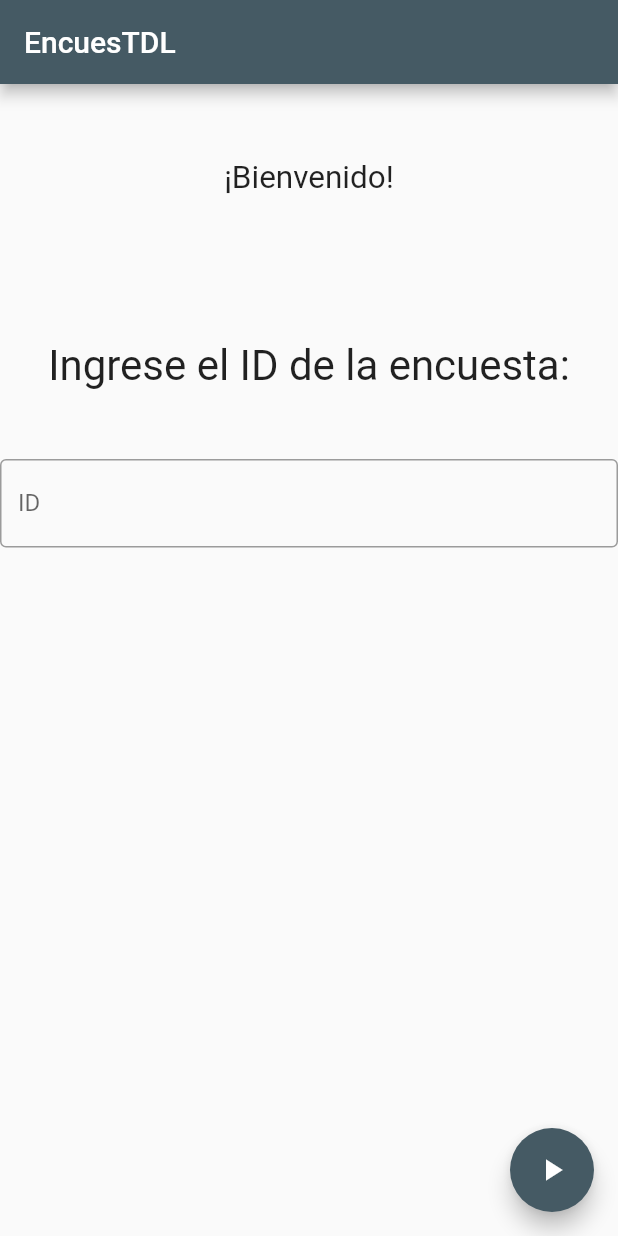
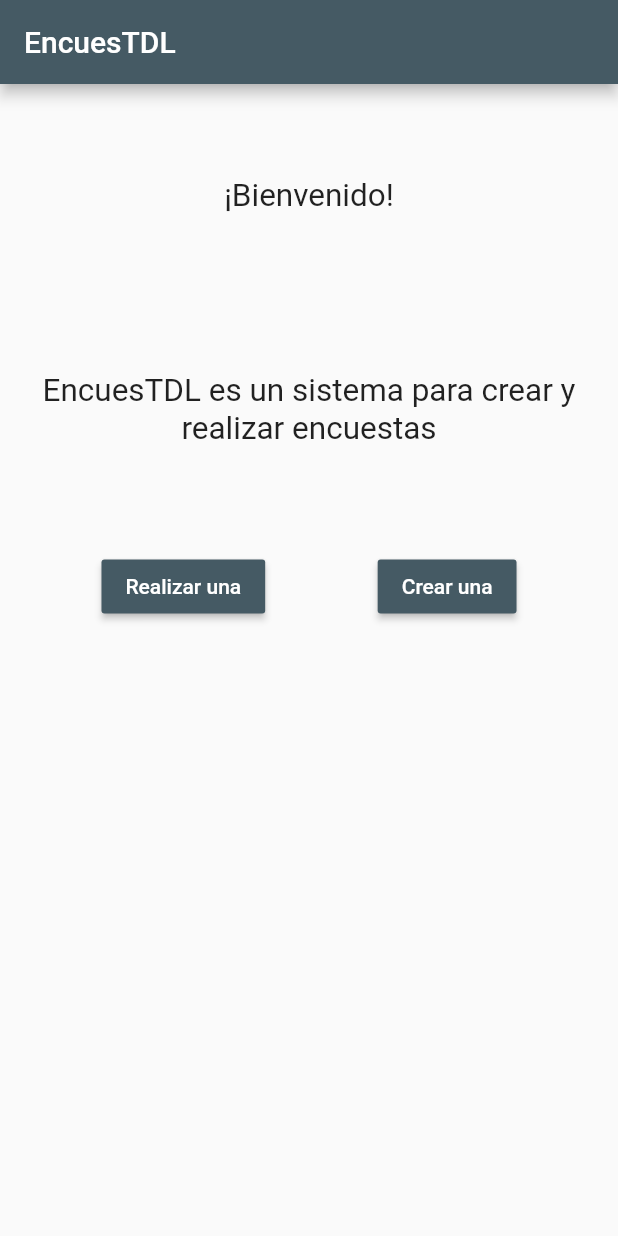
Before and after one commit to mbmassone/tdl-tp-dart, a Flutter app: the screen it shows after launch, on a phone screen of 412 x 824 dp. Run offline on Flutter 3.47's test engine with Material 2 defaults, Android fonts, the light colour scheme and no system bars.

Commit message:
Commit message

```diff
--- /dev/null
+++ b/encuestdl_app/lib/screen/PantallaSeleccionInicio.dart
@@ -0,0 +1,67 @@
+import 'package:encuestdl_app/screen/Template.dart';
+import 'package:flutter/material.dart';
+
+class PantallaSeleccionInicio extends StatefulWidget {
+  @override
+  _PantallaSeleccionInicioState createState() =>
+      _PantallaSeleccionInicioState();
+}
+
+class _PantallaSeleccionInicioState extends State<PantallaSeleccionInicio> {
+  @override
+  Widget build(BuildContext context) {
+    return ScreenTemplate(
+      child: Column(
+        children: <Widget>[
+          Container(
+            height: 150,
+            child: Center(
+              child: Text("¡Bienvenido!",
+                  textAlign: TextAlign.center, textScaleFactor: 1.5),
+            ),
+          ),
+          Container(
+            height: 135,
+            child: Center(
+              child: Text(
+                  "EncuesTDL es un sistema para crear y realizar encuestas",
+                  textAlign: TextAlign.center,
+                  textScaleFactor: 1.5),
+            ),
+          ),
+          Container(
+            height: 100,
+            child: Row(
+              mainAxisAlignment: MainAxisAlignment.center,
+              children: <Widget>[
+                RaisedButton(
+                  child: Text(
+                    "Realizar una",
+                    style: TextStyle(color: Colors.white),
+                  ),
+                  color: Colors.blueGrey[700],
+                  onPressed: () => {
+                    Navigator.pushNamed(context, '/inicioResolverEncuesta'),
+                  },
+                ),
+                Container(
+                  width: 75,
+                ),
+                RaisedButton(
+                  child: Text(
+                    "Crear una",
+                    style: TextStyle(color: Colors.white),
+                  ),
+                  color: Colors.blueGrey[700],
+                  onPressed: () => {
+                    Navigator.pushNamed(context, '/inicioCrearEncuesta'),
+                  },
+                ),
+              ],
+            ),
+          ),
+        ],
+      ),
+    );
+  }
+}
--- a/encuestdl_app/lib/screen/Template.dart
+++ b/encuestdl_app/lib/screen/Template.dart
@@ -16,6 +16,7 @@ class ScreenTemplate extends StatelessWidget {
   Widget build(BuildContext context) {
     return Scaffold(
       appBar: AppBar(
+        //leading: IconButton(icon:Icon(Icons.chevron_left),/*onPressed:() => /Navigator.pop(context, false),*/),
         title: Text(title != null ? title : "EncuesTDL"),
       ),
       body: child,
```
Also changed, not shown: encuestdl_app/lib/main.dart (+12 -2 lines), encuestdl_app/lib/model.dart (+7 -0 lines), encuestdl_app/lib/screen/PantallaCrearEncuesta.dart (+33 -18 lines), encuestdl_app/lib/screen/PantallaFinCreacionEncuesta.dart (added, +45 -0 lines), encuestdl_app/lib/screen/PantallaInicioEncuesta.dart (renamed from encuestdl_app/lib/screen/PantallaInicio.dart, +13 -11 lines), encuestdl_app/lib/screen/PantallaLlenarEncuesta.dart (added, +72 -0 lines), encuestdl_app/lib/widget/LlenarEncuestaWidget.dart (added, +104 -0 lines), encuestdl_app/lib/widget/NuevaEncuestaWidget.dart (added, +51 -0 lines), encuestdl_app/lib/widget/NuevaPreguntaWidget.dart (deleted, +0 -17 lines).
